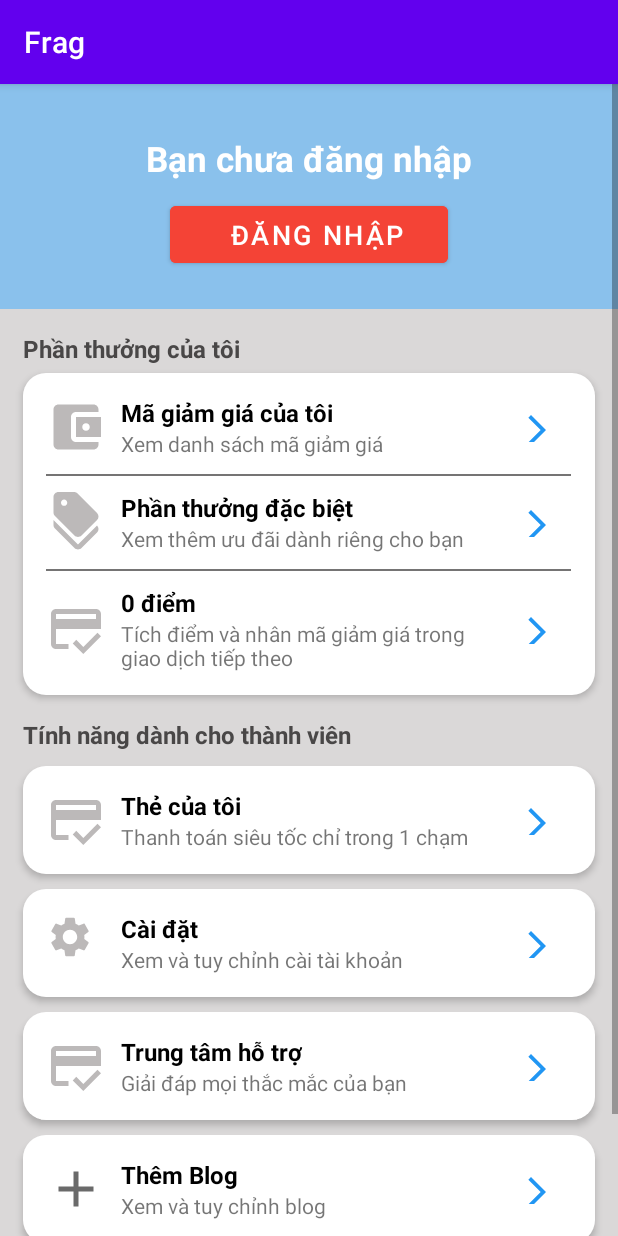
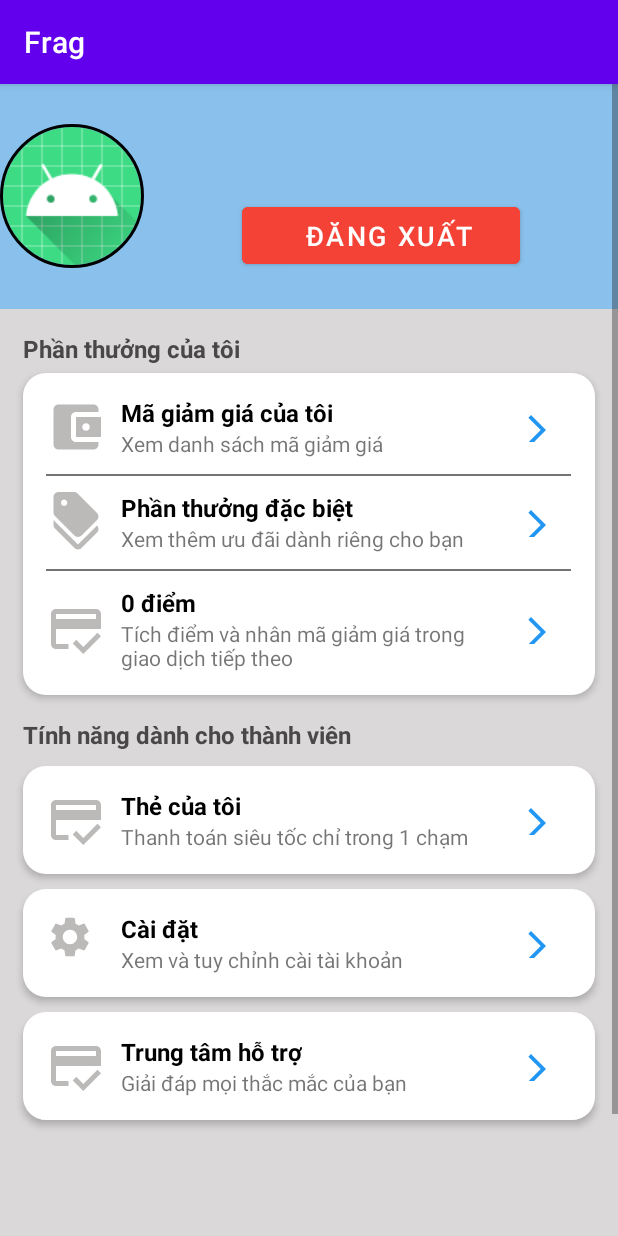
Before and after one commit to XijianVu/tour, an Android app: the fragment AccountFragment shown on its own in the app's theme, on a phone screen of 412 x 824 dp. Run offline under Robolectric (Android 15) with nearby library versions, the phone set to English and light mode, and no system bars; our stand-ins replace CircleImageView, Firebase (no records; nobody signed in at launch, a user with empty details on screens opened directly).

Commit message:
login register

```diff
--- a/app/src/main/java/com/example/frag/fragment/AccountFragment.java
+++ b/app/src/main/java/com/example/frag/fragment/AccountFragment.java
@@ -12,6 +12,7 @@ import android.view.ViewGroup;
 import android.widget.Button;
 import android.widget.LinearLayout;
 import android.widget.TextView;
+import android.widget.Toast;
 
 import com.bumptech.glide.Glide;
 import com.example.frag.Login;
@@ -66,27 +67,64 @@ public class AccountFragment extends Fragment {
                              Bundle savedInstanceState) {
         // Inflate the layout for this fragment
         View view = inflater.inflate(R.layout.fragment_account, container, false);
-        Button btnLogin = view.findViewById(R.id.btnLogin);
+        Button btnLogout = view.findViewById(R.id.btnLogout);
         TextView tvName =view.findViewById(R.id.tvName);
-
-        btnLogin.setOnClickListener(new View.OnClickListener() {
+        //getProfile();
+        /*btnLogin.setOnClickListener(new View.OnClickListener() {
             @Override
             public void onClick(View view) {
                 Intent intent = new Intent(getActivity(), LoginActivity.class);
                 //tvName.setVisibility(View.VISIBLE);
-                //getProfile();
+
                 startActivity(intent);
             }
-        });
+        });*/
+        FirebaseUser user = FirebaseAuth.getInstance().getCurrentUser();
+        String email = user.getEmail().toString().trim();
+        tvName.setText(email);
+        //blog_add.setVisibility(View.VISIBLE);
+        LinearLayout blog_add = view.findViewById(R.id.blog_add);
 
-        LinearLayout blog_add = view.findViewById(R.id.blog_add);
-        blog_add.setOnClickListener(new View.OnClickListener() {
+        /*blog_add.setOnClickListener(new View.OnClickListener() {
             @Override
             public void onClick(View view) {
                 Intent intent = new Intent(getActivity(), Blog_add.class);
                 startActivity(intent);
             }
+        });*/
+
+        if ( email.equals("admin@gmail.com") )
+        {
+            blog_add.setVisibility(View.VISIBLE);
+            blog_add.setOnClickListener(new Button.OnClickListener()
+            {
+                public void onClick(View v)
+                {
+                    Intent intent = new Intent(getActivity(), Blog_add.class);
+                    startActivity(intent);
+                    Toast.makeText(getContext(), "DOne", Toast.LENGTH_LONG).show();
+                }
+            });
+        } else {
+            blog_add.setVisibility(View.INVISIBLE);
+        }
+
+
+        btnLogout.setOnClickListener(new View.OnClickListener() {
+            @Override
+            public void onClick(View view) {
+                FirebaseAuth.getInstance().signOut();
+                tvName.setText("Bạn chưa đăng nhập");
+
+                //btnLogout.setVisibility(View.VISIBLE);
+                //imageView.setVisibility(View.GONE);
+                    Intent intent = new Intent(getActivity(), LoginActivity.class);
+                    startActivity(intent);
+            }
         });
+
+
+
         return view;
     }
     private void getProfile() {
@@ -99,7 +137,7 @@ public class AccountFragment extends Fragment {
 
         tvName.setText(email);
 
-       /* btnLogin.setVisibility(View.VISIBLE);
+       /*btnLogin.setVisibility(View.VISIBLE);
         blog_add.setVisibility(View.VISIBLE);
         btnLogout.setVisibility(View.VISIBLE);*/
 
--- a/app/src/main/res/layout/activity_login.xml
+++ b/app/src/main/res/layout/activity_login.xml
@@ -10,7 +10,6 @@
     <LinearLayout
         android:layout_width="match_parent"
         android:layout_height="match_parent"
-
         android:orientation="vertical">
 
 
@@ -18,7 +17,7 @@
             android:layout_width="match_parent"
             android:layout_height="wrap_content"
             android:layout_alignParentEnd="true"
-            android:layout_marginTop="60dp"
+            android:layout_marginTop="30dp"
             android:visibility="invisible"
             android:gravity="center_horizontal"
             android:orientation="horizontal">
@@ -131,7 +130,7 @@
                 android:backgroundTint="#7E7575"
                 android:textColor="@color/white"
                 />
-            <Button
+            <TextView
                 android:id="@+id/btnRegister"
                 android:layout_width="match_parent"
                 android:layout_height="wrap_content"
--- a/app/src/main/res/layout/fragment_account.xml
+++ b/app/src/main/res/layout/fragment_account.xml
@@ -23,18 +23,25 @@
 
                 <LinearLayout
                     android:layout_width="match_parent"
-                    android:layout_height="150dp"
+                    android:layout_height="176dp"
                     android:background="#8AC1EC"
+                    android:gravity="center_vertical"
                     android:orientation="horizontal">
+
+                    <de.hdodenhof.circleimageview.CircleImageView
+                        android:id="@+id/avatar"
+                        android:layout_width="96dp"
+                        android:layout_height="96dp"
+                        android:src="@mipmap/ic_launcher"
+                        app:civ_border_color="#FF000000"
+                        app:civ_border_width="2dp" />
 
                     <LinearLayout
                         android:layout_width="match_parent"
-                        android:layout_height="match_parent"
+                        android:layout_height="176dp"
                         android:layout_marginHorizontal="10dp"
                         android:gravity="center_vertical|center"
                         android:orientation="vertical">
-
-
 
 
                         <TextView
@@ -48,14 +55,17 @@
                             android:textSize="23dp"
                             android:textStyle="bold" />
 
+
+
                         <Button
-                            android:id="@+id/btnLogin"
+                            android:id="@+id/btnLogout"
                             android:layout_width="185dp"
                             android:layout_height="50dp"
                             android:backgroundTint="#F44336"
                             android:gravity="center"
                             android:paddingRight="5dp"
-                            android:text="Đăng nhập"
+                            android:text="Đăng xuất"
+
                             android:textSize="18sp"
 
                             />
@@ -430,8 +440,6 @@
 
                     </LinearLayout>
 
-
-
                 </LinearLayout>
 
                 <LinearLayout
@@ -443,6 +451,7 @@
                     android:padding="10dp"
                     android:layout_marginTop="10dp"
                     android:orientation="vertical"
+                    android:visibility="invisible"
                     android:background="@drawable/card_background"
                     >
 
@@ -495,7 +504,7 @@
 
                 </LinearLayout>
                 <Button
-                    android:id="@+id/btnLogout"
+
                     android:layout_width="170dp"
                     android:layout_height="65dp"
                     android:visibility="invisible"
```
Also changed, not shown: app/src/main/AndroidManifest.xml (+11 -9 lines), app/src/main/java/com/example/frag/LoginActivity.java (+5 -8 lines), app/src/main/res/layout/fragment_home.xml (+3 -8 lines).
